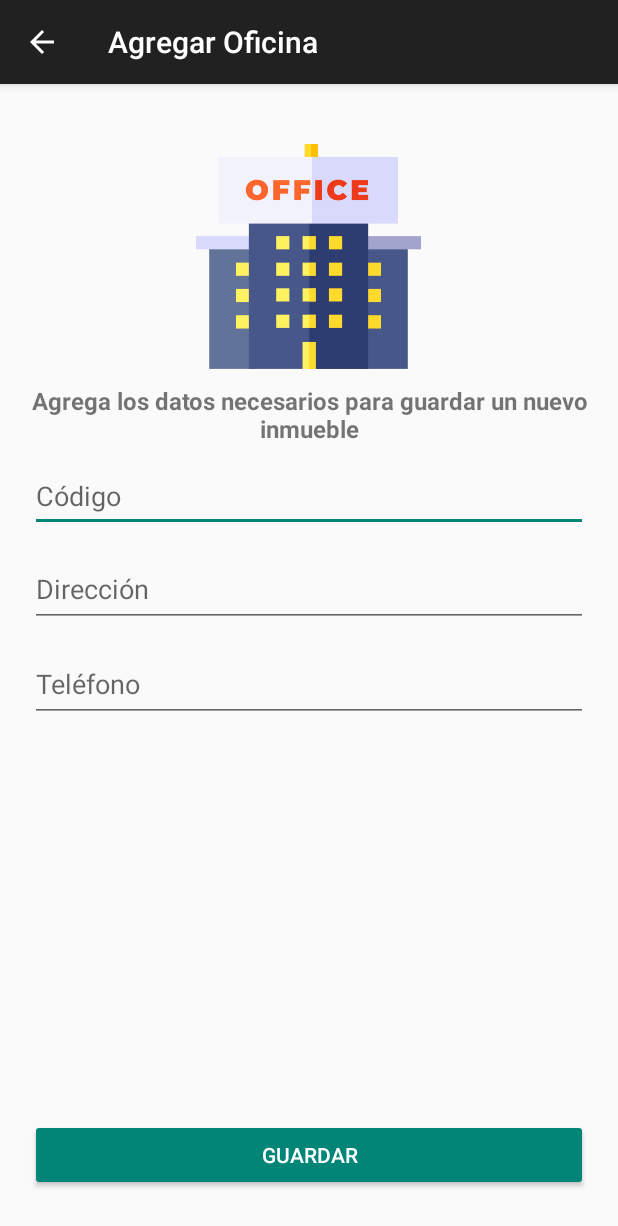
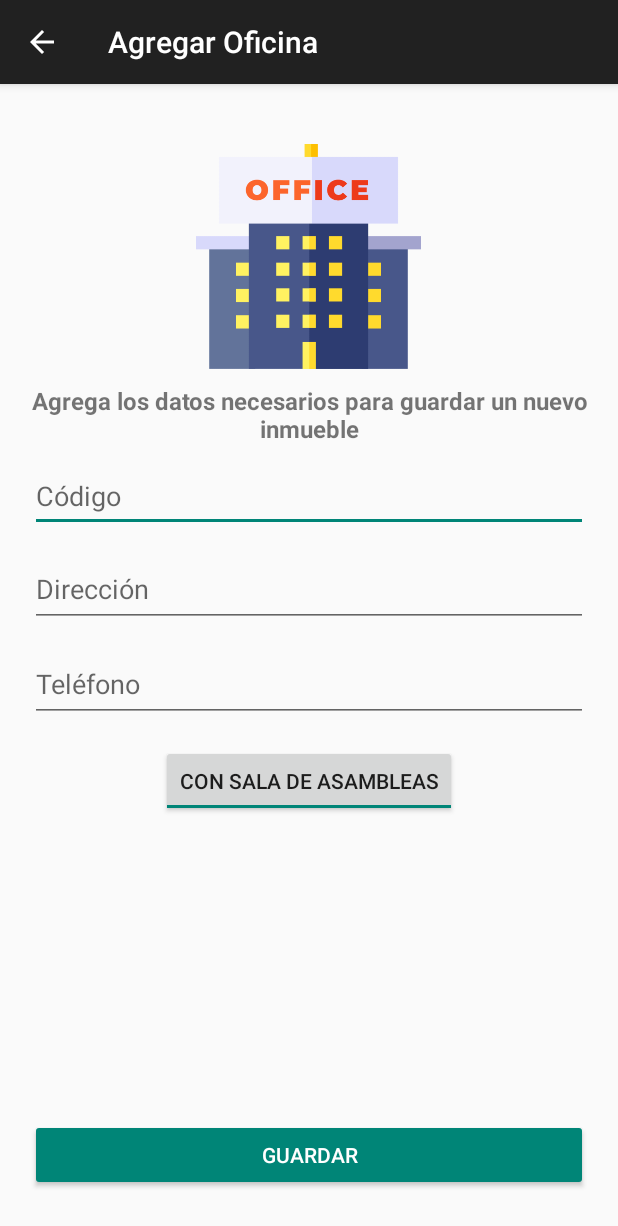
Before and after one commit to felipe2420/aplicaciones_moviles_momento_2, an Android app: the AddOfficeActivity screen opened directly, with no data from a screen before it, on a phone screen of 412 x 824 dp. Shown: the top 1226 px of the screen. Run offline under Robolectric (Android 15) with nearby library versions, the phone set to English and light mode, and no system bars.

Commit message:
#Finish - Create office screen

```diff
--- a/app/src/main/java/com/example/aplicaciones_moviles_momento_2/activities/AddOfficeActivity.java
+++ b/app/src/main/java/com/example/aplicaciones_moviles_momento_2/activities/AddOfficeActivity.java
@@ -2,6 +2,7 @@ package com.example.aplicaciones_moviles_momento_2.activities;
 
 import android.os.Bundle;
 import android.widget.Toast;
+import android.widget.ToggleButton;
 
 import com.example.aplicaciones_moviles_momento_2.R;
 import com.example.aplicaciones_moviles_momento_2.models.Inmueble;
@@ -9,6 +10,8 @@ import com.example.aplicaciones_moviles_momento_2.models.Oficina;
 import com.example.aplicaciones_moviles_momento_2.utils.ValidationException;
 
 public class AddOfficeActivity extends AddPropertyActivity {
+    ToggleButton btnAssemblyRoom;
+
     @Override
     protected void onCreate(Bundle savedInstanceState) {
         super.onCreate(savedInstanceState);
@@ -21,6 +24,8 @@ public class AddOfficeActivity extends AddPropertyActivity {
     @Override
     protected void setViewComponents() {
         super.setViewComponents();
+        btnAssemblyRoom = findViewById(R.id.btnAssemblyRoom);
+
         setOnClickListeners();
     }
 
@@ -28,7 +33,7 @@ public class AddOfficeActivity extends AddPropertyActivity {
     protected void createProperty() {
         try {
             Inmueble property = tryToCreateBaseProperty();
-            boolean hasAssemblyRoom = true;
+            boolean hasAssemblyRoom = btnAssemblyRoom.isChecked();
 
             save(new Oficina(property, hasAssemblyRoom));
 
--- a/app/src/main/res/layout/activity_add_office.xml
+++ b/app/src/main/res/layout/activity_add_office.xml
@@ -63,6 +63,17 @@
         android:inputType="phone"
         android:minHeight="48dp"/>
 
+    <ToggleButton
+        android:id="@+id/btnAssemblyRoom"
+        android:layout_width="wrap_content"
+        android:layout_height="wrap_content"
+        android:layout_below="@+id/txtPhone"
+        android:layout_marginTop="15dp"
+        android:layout_centerHorizontal="true"
+        android:checked="true"
+        android:textOff="@string/assembly_room_placeholder_off"
+        android:textOn="@string/assembly_room_placeholder_on"/>
+
     <Button
         android:id="@+id/btnSave"
         android:layout_alignParentBottom="true"
--- a/app/src/main/res/values/strings.xml
+++ b/app/src/main/res/values/strings.xml
@@ -6,7 +6,8 @@
     <string name="phone_placeholder">Teléfono</string>
 
     <string name="rooms_placeholder">No. habitaciones</string>
-    <string name="assembly_room_placeholder">Tiene sala de asambleas?</string>
+    <string name="assembly_room_placeholder_on">Con sala de asambleas</string>
+    <string name="assembly_room_placeholder_off">Sin sala de asambleas</string>
 
     <string name="add_property_description">Agrega los datos necesarios para guardar un nuevo inmueble</string>
 
```
